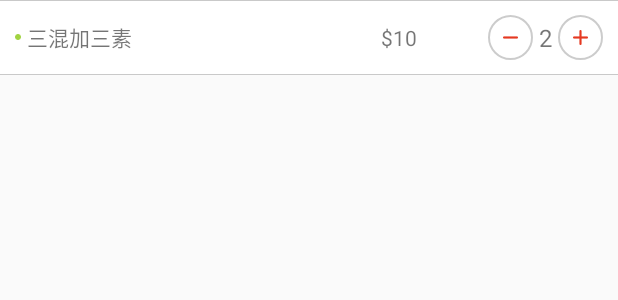
After one commit to cuishenghu/BarGuoTakeOut, an Android app: the layout buy_car_orderitem.xml on its own in the app's theme, with its tools: preview values and no code run, on a phone screen of 412 x 824 dp. The commit adds this screen. Shown: the top 300 px of the screen. Run offline under Robolectric (Android 15) with nearby library versions, the phone set to English and light mode, and no system bars.

Commit message:
csh5.15支付流程

```diff
--- a/app/src/main/java/zykj/com/barguotakeout/adapter/GoodsAdapter.java
+++ b/app/src/main/java/zykj/com/barguotakeout/adapter/GoodsAdapter.java
@@ -113,6 +113,7 @@ public class GoodsAdapter extends BaseAdapter {
         holder.jian.setOnClickListener(new View.OnClickListener() {
             @Override
             public void onClick(View v) {
+                Goods cGood = paper.getMap().get(model.getGoodsid());
                 if(good!=null){
                     paper.jianGood(good);
                 }
--- a/app/src/main/java/zykj/com/barguotakeout/view/OrderList.java
+++ b/app/src/main/java/zykj/com/barguotakeout/view/OrderList.java
@@ -55,9 +55,9 @@ public class OrderList extends LinearLayout {
             Goods goods= (Goods) key;
             if(goods.getCount()==0){ continue; }
             AppLog.i("orderlist",goods.toString());
-            RelativeLayout rl_orderitem= (RelativeLayout) inflater.inflate(R.layout.rl_buy_orderitem,null);
+            RelativeLayout rl_orderitem= (RelativeLayout) inflater.inflate(R.layout.buy_car_orderitem,null);
             TextView tv_goodname= (TextView) rl_orderitem.findViewById(R.id.tv_buy_goodname);
-            TextView tv_count= (TextView) rl_orderitem.findViewById(R.id.tv_buy_count);
+            TextView tv_count= (TextView) rl_orderitem.findViewById(R.id.tv_buy_num);
             TextView tv_price= (TextView) rl_orderitem.findViewById(R.id.tv_buy_price);
             tv_goodname.setText(goods.getGoodname());
             tv_count.setText(String.format("x%d", goods.getCount()));
--- /dev/null
+++ b/app/src/main/res/layout/buy_car_orderitem.xml
@@ -0,0 +1,61 @@
+<?xml version="1.0" encoding="utf-8"?>
+<RelativeLayout xmlns:android="http://schemas.android.com/apk/res/android"
+                android:layout_width="wrap_content"
+                android:layout_height="wrap_content"
+                android:background="@drawable/gray_devide_bt"
+                android:padding="10dp"
+    >
+    <ImageView
+        android:id="@+id/iv_buy_icmd"
+        android:layout_centerVertical="true"
+        android:src="@mipmap/takeout_ic_md"
+        android:layout_width="wrap_content"
+        android:layout_height="wrap_content"/>
+    <TextView
+        android:id="@+id/tv_buy_goodname"
+        android:layout_toRightOf="@id/iv_buy_icmd"
+        android:layout_centerVertical="true"
+        android:padding="4dp"
+        android:text="三混加三素"
+        android:layout_width="wrap_content"
+        android:layout_height="wrap_content"/>
+    <TextView
+        android:id="@+id/tv_buy_price"
+        android:layout_marginRight="120dp"
+        android:layout_alignParentRight="true"
+        android:padding="4dp"
+        android:layout_centerVertical="true"
+        android:text="$10"
+        android:layout_width="wrap_content"
+        android:layout_height="wrap_content"/>
+    <LinearLayout
+        android:id="@+id/button_group"
+        android:layout_alignParentRight="true"
+        android:orientation="horizontal"
+        android:layout_width="wrap_content"
+        android:layout_height="wrap_content"
+        android:gravity="center_vertical">
+        <ImageView
+            android:scaleType="centerInside"
+            android:id="@+id/iv_buy_jian"
+            android:background="@drawable/gray_circle"
+            android:src="@mipmap/jian"
+            android:layout_width="30dp"
+            android:layout_height="30dp"/>
+        <TextView
+            android:textSize="16sp"
+            android:layout_margin="4dp"
+            android:text="2"
+            android:id="@+id/tv_buy_num"
+            android:layout_width="wrap_content"
+            android:layout_height="wrap_content"/>
+        <ImageView
+            android:layout_centerVertical="true"
+            android:scaleType="centerInside"
+            android:id="@+id/iv_buy_jia"
+            android:background="@drawable/gray_circle"
+            android:src="@mipmap/jia"
+            android:layout_width="30dp"
+            android:layout_height="30dp"/>
+    </LinearLayout>
+</RelativeLayout>
--- a/app/src/main/res/layout/dialog_buy_car.xml
+++ b/app/src/main/res/layout/dialog_buy_car.xml
@@ -13,13 +13,13 @@
         android:layout_width="match_parent"
         android:layout_height="wrap_content">
         <TextView
-            android:id="@+id/clear_all_buy"
             android:textSize="16sp"
             android:layout_alignParentLeft="true"
             android:text="购物车"
             android:layout_width="wrap_content"
             android:layout_height="wrap_content"/>
         <TextView
+            android:id="@+id/clear_all_buy"
             android:textSize="16sp"
             android:layout_alignParentRight="true"
             android:text="清空全部"
@@ -49,11 +49,11 @@
             android:layout_width="20dp"
             android:layout_height="20dp"/>
     </RelativeLayout>
-    <zykj.com.barguotakeout.view.OrderList
+    <zykj.com.barguotakeout.view.BuyCarDialog
         android:layout_below="@id/order_top_buy"
         android:orientation="vertical"
         android:id="@+id/all_buy_goods"
         android:layout_width="wrap_content"
         android:layout_height="wrap_content">
-    </zykj.com.barguotakeout.view.OrderList>
+    </zykj.com.barguotakeout.view.BuyCarDialog>
 </RelativeLayout>
```
Also changed, not shown: app/src/main/java/zykj/com/barguotakeout/fragment/RestaurantMenuFragment.java (+52 -12 lines), app/src/main/java/zykj/com/barguotakeout/model/Goods.java (+8 -1 lines), app/src/main/java/zykj/com/barguotakeout/model/OrderPaper.java (+15 -10 lines), app/src/main/java/zykj/com/barguotakeout/view/BuyCarDialog.java (+99 -1 lines).
